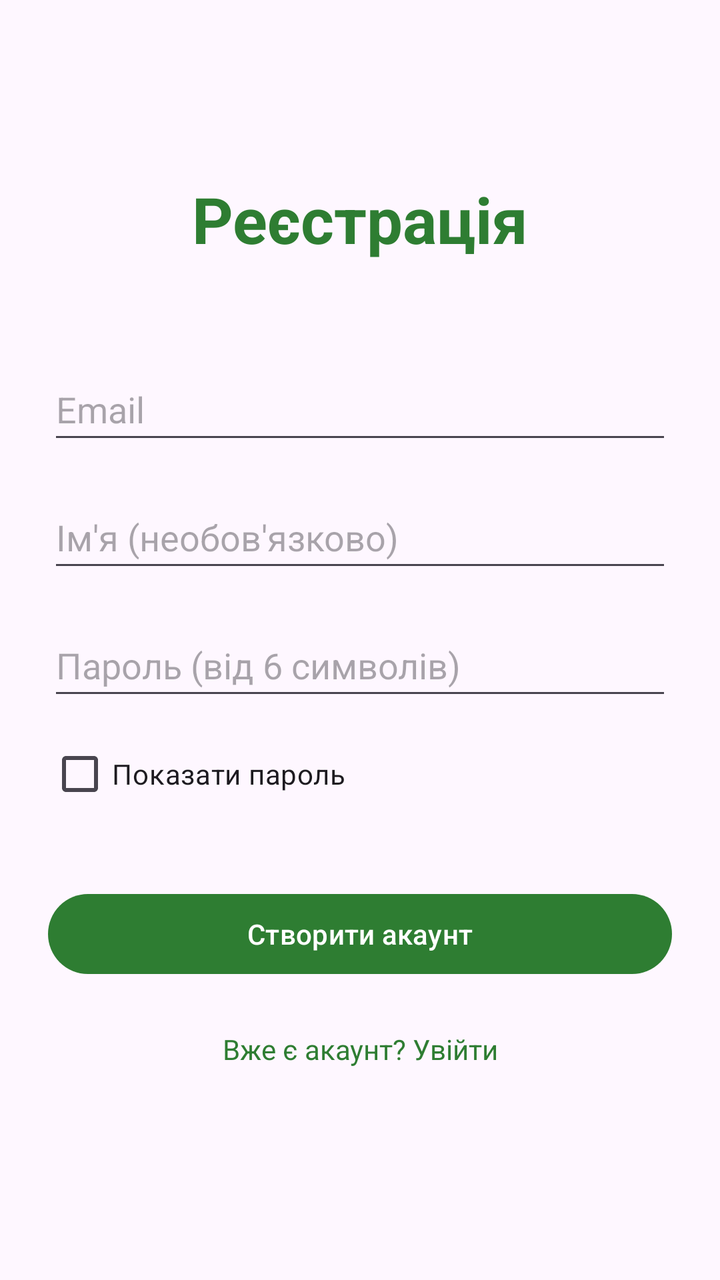
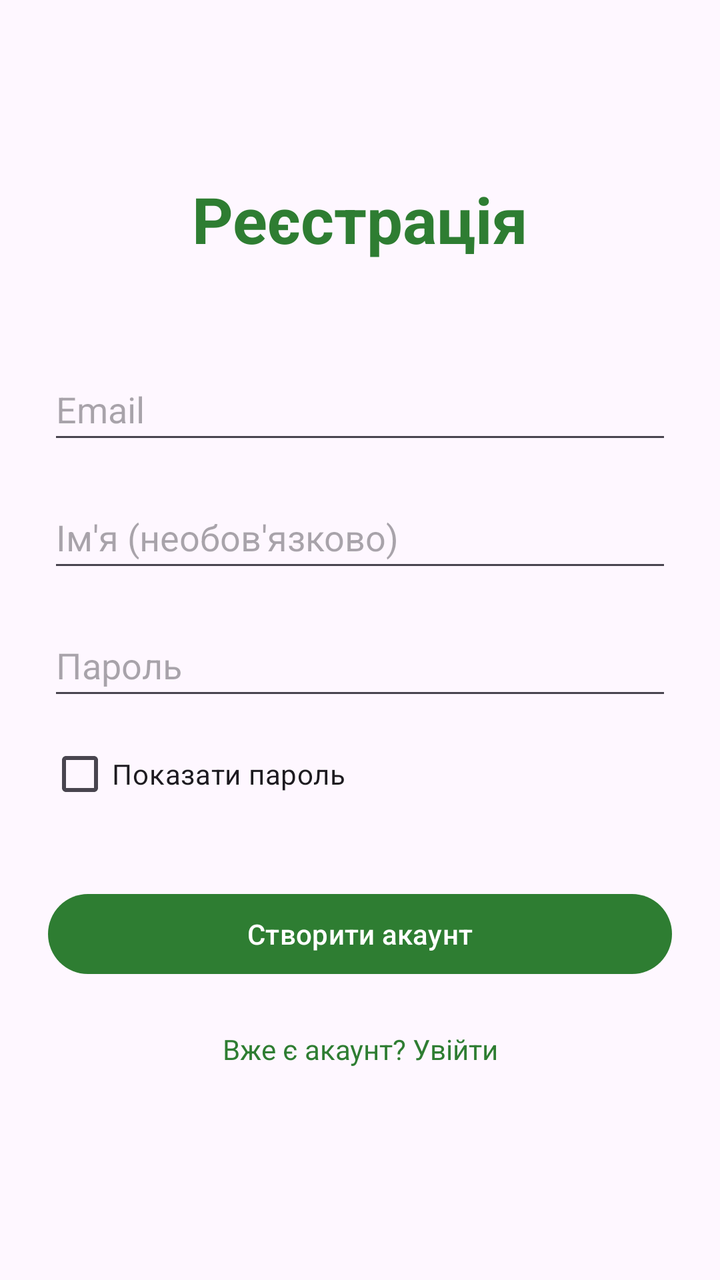

Before-and-after screenshots of an Android layout around one commit, followed by the original layout XML and the change that was made.
<!-- AndroidManifest.xml: application theme Theme.MyFinance -->
<!-- res/layout/activity_register.xml -->
<?xml version="1.0" encoding="utf-8"?>
<androidx.constraintlayout.widget.ConstraintLayout xmlns:android="http://schemas.android.com/apk/res/android"
    xmlns:app="http://schemas.android.com/apk/res-auto"
    xmlns:tools="http://schemas.android.com/tools"
    android:layout_width="match_parent"
    android:layout_height="match_parent"
    android:padding="24dp"
    tools:context=".RegisterActivity">

    <TextView
        android:id="@+id/tvTitle"
        android:layout_width="wrap_content"
        android:layout_height="wrap_content"
        android:layout_marginTop="64dp"
        android:text="Реєстрація"
        android:textColor="@color/primary_green"
        android:textSize="32sp"
        android:textStyle="bold"
        app:layout_constraintEnd_toEndOf="parent"
        app:layout_constraintStart_toStartOf="parent"
        app:layout_constraintTop_toTopOf="parent" />

    <EditText
        android:id="@+id/etEmail"
        android:layout_width="0dp"
        android:layout_height="wrap_content"
        android:layout_marginTop="48dp"
        android:hint="Email"
        android:inputType="textEmailAddress"
        android:minHeight="48dp"
        app:layout_constraintEnd_toEndOf="parent"
        app:layout_constraintStart_toStartOf="parent"
        app:layout_constraintTop_toBottomOf="@+id/tvTitle" />

    <EditText
        android:id="@+id/etName"
        android:layout_width="0dp"
        android:layout_height="wrap_content"
        android:layout_marginTop="16dp"
        android:hint="Ім'я (необов'язково)"
        android:inputType="textPersonName|textCapWords"
        android:minHeight="48dp"
        app:layout_constraintEnd_toEndOf="parent"
        app:layout_constraintStart_toStartOf="parent"
        app:layout_constraintTop_toBottomOf="@+id/etEmail" />

    <EditText
        android:id="@+id/etPassword"
        android:layout_width="0dp"
        android:layout_height="wrap_content"
        android:layout_marginTop="16dp"
        android:hint="Пароль (від 6 символів)"
        android:inputType="textPassword"
        android:minHeight="48dp"
        app:layout_constraintEnd_toEndOf="parent"
        app:layout_constraintStart_toStartOf="parent"
        app:layout_constraintTop_toBottomOf="@+id/etName" />

    <CheckBox
        android:id="@+id/cbShowPassword"
        android:layout_width="wrap_content"
        android:layout_height="wrap_content"
        android:layout_marginTop="8dp"
        android:text="Показати пароль"
        app:layout_constraintStart_toStartOf="parent"
        app:layout_constraintTop_toBottomOf="@+id/etPassword" />

    <Button
        android:id="@+id/btnRegister"
        android:layout_width="0dp"
        android:layout_height="wrap_content"
        android:layout_marginTop="32dp"
        android:text="Створити акаунт"
        app:layout_constraintEnd_toEndOf="parent"
        app:layout_constraintStart_toStartOf="parent"
        app:layout_constraintTop_toBottomOf="@+id/cbShowPassword" />

    <TextView
        android:id="@+id/tvGoToLogin"
        android:layout_width="wrap_content"
        android:layout_height="wrap_content"
        android:layout_marginTop="16dp"
        android:padding="8dp"
        android:text="Вже є акаунт? Увійти"
        android:textColor="@color/primary_green"
        app:layout_constraintEnd_toEndOf="parent"
        app:layout_constraintStart_toStartOf="parent"
        app:layout_constraintTop_toBottomOf="@+id/btnRegister" />

    <ProgressBar
        android:id="@+id/progressBar"
        android:layout_width="wrap_content"
        android:layout_height="wrap_content"
        android:visibility="gone"
        app:layout_constraintBottom_toBottomOf="parent"
        app:layout_constraintEnd_toEndOf="parent"
        app:layout_constraintStart_toStartOf="parent"
        app:layout_constraintTop_toTopOf="parent" />

</androidx.constraintlayout.widget.ConstraintLayout>
<!-- resources referenced by this layout -->
<resources>
  <color name="primary_green">#2E7D32</color>
  <style name="Theme.MyFinance" parent="Base.Theme.MyFinance" />
  <style name="Base.Theme.MyFinance" parent="Theme.Material3.DayNight.NoActionBar">
          <item name="colorPrimary">@color/primary_green</item>
          <item name="colorSecondary">@color/primary_green_light</item>
      </style>
  <color name="primary_green_light">#4CAF50</color>
</resources>

<!-- the commit's change to res/layout/activity_register.xml (unified diff, before → after) -->
@@ -49,7 +49,7 @@
         android:layout_width="0dp"
         android:layout_height="wrap_content"
         android:layout_marginTop="16dp"
-        android:hint="Пароль (від 6 символів)"
+        android:hint="Пароль"
         android:inputType="textPassword"
         android:minHeight="48dp"
         app:layout_constraintEnd_toEndOf="parent"
